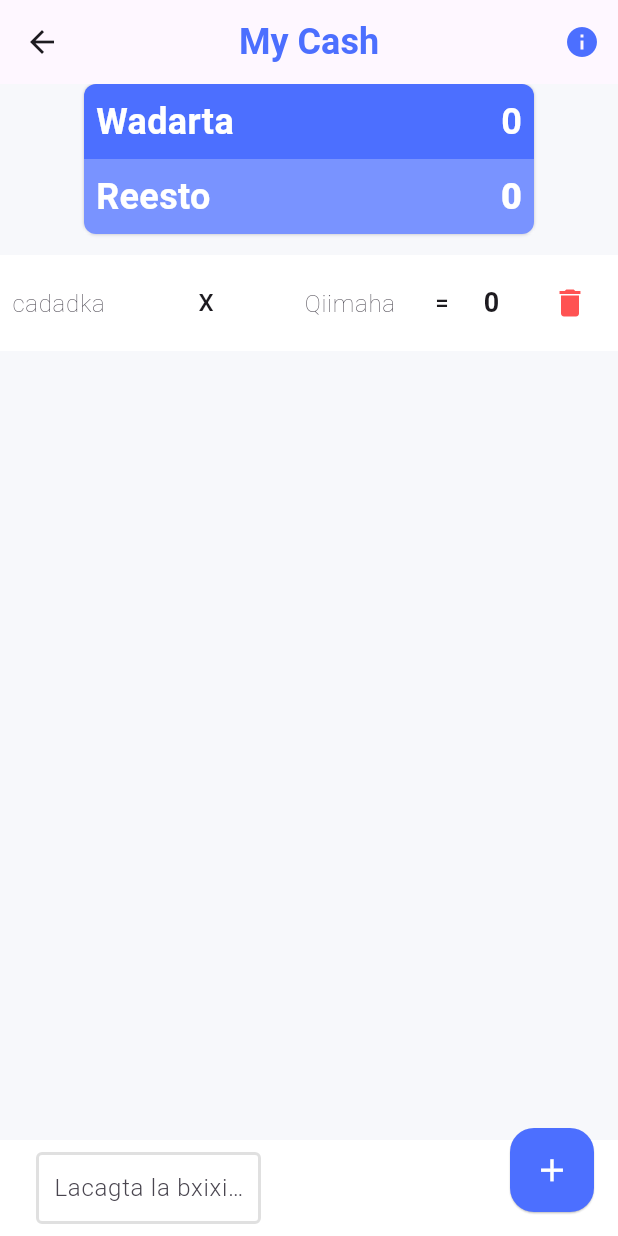
After one commit to abdisamadHussein/cashtrack-app, a Flutter app: the CalculatorScreen screen opened directly, after a tap on the "add" icon, on a phone screen of 412 x 824 dp. The commit adds this screen. Run offline on Flutter 3.47's test engine with Material 3 defaults, Android fonts, the phone set to English and light mode, and no system bars; our stand-ins replace get, pdf, share_plus.

Commit message:
calculator screen

```diff
--- a/lib/cashcontroller.dart
+++ b/lib/cashcontroller.dart
@@ -4,19 +4,16 @@ import 'package:get/get.dart';
 class TransactionController extends GetxController {
   RxList<Cash> transactions = <Cash>[].obs;
 
-  // Function to add a new transaction
   void addTransaction(Cash transaction) {
     transactions.add(transaction);
   }
 
-  // Function to remove a specific transaction by index
   void removeTransaction(int index) {
     if (index >= 0 && index < transactions.length) {
       transactions.removeAt(index);
     }
   }
 
-  // Function to remove all transactions
   void removeAllTransactions() {
     transactions.clear();
   }
--- /dev/null
+++ b/lib/invoice.dart
@@ -0,0 +1,6 @@
+class Invoice {
+  int quantity;
+  double price;
+
+  Invoice({required this.quantity, required this.price});
+}
--- a/lib/main.dart
+++ b/lib/main.dart
@@ -1,4 +1,5 @@
 import 'package:cashtrack/screens/Home_screen.dart';
+import 'package:cashtrack/screens/calculator_screen.dart';
 import 'package:flutter/material.dart';
 
 void main() {
--- a/lib/screens/Home_screen.dart
+++ b/lib/screens/Home_screen.dart
@@ -3,13 +3,9 @@ import 'package:cashtrack/cah.dart';
 import 'package:cashtrack/cashcontroller.dart';
 import 'package:cashtrack/pdf_report.dart';
 import 'package:cashtrack/utils.dart';
-import 'package:flutter/foundation.dart';
 import 'package:flutter/material.dart';
 import 'package:get/get.dart';
-import 'package:path_provider/path_provider.dart';
-import 'package:permission_handler/permission_handler.dart';
 import 'package:share_plus/share_plus.dart';
-import 'package:url_launcher/url_launcher.dart';
 
 class HomeScreen extends StatefulWidget {
   const HomeScreen({Key? key}) : super(key: key);
@@ -32,7 +28,7 @@ class _HomeScreenState extends State<HomeScreen> {
   @override
   Widget build(BuildContext context) {
     return Scaffold(
-      backgroundColor: const Color(0xFFF7F8FB),
+      backgroundColor: const Color.fromRGBO(247, 248, 251, 1),
       appBar: AppBar(
         elevation: 0,
         centerTitle: true,
--- /dev/null
+++ b/lib/screens/calculator_screen.dart
@@ -0,0 +1,421 @@
+import 'dart:math';
+import 'package:cashtrack/invoice.dart';
+import 'package:cashtrack/utils.dart';
+import 'package:flutter/material.dart';
+import 'package:url_launcher/url_launcher.dart' as UrlLauncher;
+
+class CalculatorScreen extends StatefulWidget {
+  const CalculatorScreen({Key? key}) : super(key: key);
+
+  @override
+  State<CalculatorScreen> createState() => _CalculatorScreenState();
+}
+
+class _CalculatorScreenState extends State<CalculatorScreen> {
+  final List<Invoice> invoices = <Invoice>[];
+  final List<TextEditingController> _quantityControllers = [];
+  final List<TextEditingController> _priceControllers = [];
+  final TextEditingController _reminderController = TextEditingController();
+  double total = 0;
+  double payedAmount = 0;
+
+  @override
+  Widget build(BuildContext context) {
+    return Scaffold(
+      appBar: AppBar(
+        title: const Text("My Cash",
+            style: TextStyle(
+                color: Color(0xFF4C6FFF),
+                fontSize: 24,
+                fontWeight: FontWeight.w600)),
+        centerTitle: true,
+        actions: [
+          IconButton(
+              onPressed: () {
+                // showAboutDialog(context: context, applicationName: 'Fududeeye');
+                showDialog(
+                    context: context,
+                    builder: (_) => AlertDialog(
+                          title: Text("My Cash",
+                              style: TextStyle(
+                                  color: Color(0xFF4C6FFF),
+                                  fontSize: 24,
+                                  fontWeight: FontWeight.w500)),
+                          shape: RoundedRectangleBorder(
+                            borderRadius: BorderRadius.circular(
+                                8), // You can adjust the radius as needed
+                          ),
+                          content: SizedBox(
+                            height: 175,
+                            child: Column(
+                                crossAxisAlignment: CrossAxisAlignment.start,
+                                children: [
+                                  Text(
+                                    "Fududeeye waa application ka caawinayo ganacsiyada yar-yar hab xisaabinta",
+                                    style: TextStyle(
+                                        fontSize: 16,
+                                        fontWeight: FontWeight.w400),
+                                  ),
+                                  SizedBox(
+                                    height: 6,
+                                  ),
+                                  Text(
+                                    'Kala xiriir waxii macluumad ah',
+                                    style: TextStyle(
+                                        fontSize: 14,
+                                        fontWeight: FontWeight.w500),
+                                  ),
+                                  Row(
+                                    children: [
+                                      Icon(
+                                        Icons.mail,
+                                        size: 16,
+                                        color: Color(0xFF4C6FFF),
+                                      ),
+                                      SizedBox(
+                                        width: 8,
+                                      ),
+                                      Text(
+                                        'attacktorr@gmail.com',
+                                        style: TextStyle(
+                                          color: Color(0xFF4C6FFF),
+                                        ),
+                                      )
+                                    ],
+                                  ),
+                                  Row(
+                                    children: [
+                                      Icon(
+                                        Icons.call,
+                                        size: 16,
+                                        color: Color(0xFF4C6FFF),
+                                      ),
+                                      SizedBox(
+                                        width: 8,
+                                      ),
+                                      GestureDetector(
+                                        onTap: () {
+                                          UrlLauncher.launch(
+                                              "tel://252616578667");
+                                        },
+                                        child: Text('+252616578667',
+                                            style: TextStyle(
+                                                color: Color(0xFF4C6FFF))),
+                                      )
+                                    ],
+                                  )
+                                ]),
+                          ),
+                        ));
+              },
+              icon: Icon(
+                Icons.info,
+                color: Color(0xFF4C6FFF),
+              ))
+        ],
+      ),
+      body: Container(
+        width: double.infinity,
+        decoration: const BoxDecoration(
+          color: Color(0xFFF7F8FB),
+        ),
+        child: Column(
+          children: [
+            Container(
+              height: 100,
+              width: 300,
+              decoration: BoxDecoration(
+                color: const Color(0xFF4C6FFF),
+                borderRadius: BorderRadius.circular(8),
+                boxShadow: [
+                  BoxShadow(
+                    blurRadius: 1,
+                    offset: const Offset(0, 0),
+                    color: const Color(0xFF323247).withOpacity(0.25),
+                  ),
+                  BoxShadow(
+                    blurRadius: 1,
+                    offset: const Offset(0, 1),
+                    color: const Color(0xFF323247).withOpacity(0.05),
+                  ),
+                ],
+              ),
+              child: Column(
+                children: [
+                  Expanded(
+                    child: Padding(
+                      padding: EdgeInsets.symmetric(
+                        horizontal: 8,
+                      ),
+                      child: Row(
+                          mainAxisAlignment: MainAxisAlignment.spaceBetween,
+                          children: [
+                            Text(
+                              "Wadarta ",
+                              style: TextStyle(
+                                  fontSize: 24,
+                                  fontWeight: FontWeight.w700,
+                                  color: Colors.white),
+                            ),
+                            Text(
+                              '${Utils.formatLongDigitNumber(total)}',
+                              style: TextStyle(
+                                  fontSize: 24,
+                                  color: Colors.white,
+                                  fontWeight: FontWeight.w700),
+                            ),
+                          ]),
+                    ),
+                  ),
+                  Expanded(
+                    child: Container(
+                      padding: EdgeInsets.only(right: 8, left: 8),
+                      decoration: BoxDecoration(
+                        color: Colors.white.withOpacity(0.25),
+                        // borderRadius: BorderRadius.circular(4),
+                      ),
+                      child: Row(
+                        mainAxisAlignment: MainAxisAlignment.spaceBetween,
+                        children: [
+                          Text(
+                            "Reesto",
+                            style: TextStyle(
+                                color: Colors.white,
+                                fontSize: 24,
+                                fontWeight: FontWeight.w700),
+                          ),
+                          Text(
+                            '${Utils.formatLongDigitNumber(payedAmount - total)}',
+                            style: TextStyle(
+                                // color: (payedAmount - total) < 0
+                                //     ? Colors.red
+                                //     : Colors.green,
+                                color: Colors.white,
+                                fontSize: 24,
+                                fontWeight: FontWeight.w900),
+                          ),
+                          // SizedBox(height: 2),
+                          // Container(height: 1, color: Colors.grey[400]),
+                          // SizedBox(height: 1),
+                          // Container(height: 1.5, color: Colors.grey[400]),
+                        ],
+                      ),
+                    ),
+                  )
+                ],
+              ),
+            ),
+            SizedBox(
+              height: 14,
+            ),
+            Expanded(
+              child: ListView.builder(
+                itemCount: invoices.length,
+                itemBuilder: (context, index) {
+                  final _invoice = invoices[index];
+                  return Container(
+                    padding: const EdgeInsets.all(8),
+                    margin: const EdgeInsets.only(bottom: 4),
+                    decoration: const BoxDecoration(
+                      color: Color(0xFFFFFFFF),
+                    ),
+                    child: Row(
+                      mainAxisAlignment: MainAxisAlignment.spaceBetween,
+                      children: [
+                        SizedBox(
+                          width: 64,
+                          child: TextField(
+                            keyboardType: TextInputType.number,
+                            controller: _getQuantityController(index),
+                            onChanged: (val) {
+                              if (val.isNotEmpty) {
+                                setState(() {
+                                  invoices[index].quantity = int.parse(val);
+                                  total = CalculatteTotal(invoices);
+                                });
+
+                                _getQuantityController(index).text = val;
+                              }
+                            },
+                            style: const TextStyle(
+                              fontSize: 18,
+                              fontWeight: FontWeight.w700,
+                            ),
+                            decoration: const InputDecoration(
+                              border: InputBorder.none,
+                              hintText: 'cadadka',
+                              hintStyle: TextStyle(
+                                fontWeight: FontWeight.w200,
+                                fontSize: 16,
+                              ),
+                            ),
+                          ),
+                        ),
+                        const SizedBox(width: 14),
+                        const Text('X',
+                            style: TextStyle(
+                              fontSize: 16,
+                              fontWeight: FontWeight.w500,
+                            )),
+                        const SizedBox(width: 14),
+                        SizedBox(
+                          width: 64,
+                          child: TextField(
+                            keyboardType: const TextInputType.numberWithOptions(
+                                decimal: true),
+                            controller: _getPriceController(index),
+                            onChanged: (val) {
+                              if (val.isNotEmpty) {
+                                setState(() {
+                                  invoices[index].price = double.parse(val);
+                                  total = CalculatteTotal(invoices);
+                                });
+                                _getPriceController(index).text = val;
+                              }
+                            },
+                            style: const TextStyle(
+                              fontSize: 18,
+                              fontWeight: FontWeight.w700,
+                            ),
+                            decoration: const InputDecoration(
+                              border: InputBorder.none,
+                              hintText: 'Qiimaha',
+                              hintStyle: TextStyle(
+                                fontWeight: FontWeight.w200,
+                                fontSize: 16,
+                              ),
+                            ),
+                          ),
+                        ),
+                        const Center(
+                          child: Text('=',
+                              style: TextStyle(
+                                fontSize: 16,
+                                fontWeight: FontWeight.w500,
+                              )),
+                        ),
+                        Center(
+                          child: Text(
+                            '${Utils.formatLongDigitNumber(_invoice.quantity * _invoice.price)}',
+                            style: const TextStyle(
+                              fontSize: 18,
+                              fontWeight: FontWeight.w700,
+                            ),
+                          ),
+                        ),
+                        IconButton(
+                          onPressed: () {
+                            setState(() {
+                              invoices.removeAt(index);
+                              _quantityControllers.removeAt(index);
+                              _priceControllers.removeAt(index);
+                              total =
+                                  total - (_invoice.quantity * _invoice.price);
+                            });
+                          },
+                          icon: const Icon(
+                            Icons.delete,
+                            color: Colors.redAccent,
+                          ),
+                        ),
+                      ],
+                    ),
+                  );
+                },
+              ),
+            ),
+            Container(
+              width: double.infinity,
+              padding: EdgeInsets.all(8),
+              decoration: BoxDecoration(color: Color(0xFFFFFFFF)),
+              child: Padding(
+                padding: EdgeInsets.symmetric(horizontal: 16, vertical: 0),
+                child: Column(
+                  crossAxisAlignment: CrossAxisAlignment.start,
+                  children: [
+                    SizedBox(
+                      width: 16,
+                    ),
+                    SizedBox(
+                      width: 150,
+                      child: TextField(
+                        cursorColor: Color(0xFF4C6FFF),
+                        keyboardType: const TextInputType.numberWithOptions(
+                            decimal: true),
+                        controller: _reminderController,
+                        onChanged: (val) {
+                          if (val.isNotEmpty) {
+                            setState(() {
+                              payedAmount = double.parse(val);
+                            });
+                            _reminderController.text = val;
+                          }
+                        },
+                        style: const TextStyle(
+                          fontSize: 16,
+                          fontWeight: FontWeight.w700,
+                        ),
+                        decoration: const InputDecoration(
+                          // border: InputBorder.none,
+                          enabledBorder: OutlineInputBorder(
+                            borderSide:
+                                BorderSide(color: Color(0xFFE0E0E0), width: 2),
+                          ),
+                          focusedBorder: OutlineInputBorder(
+                            borderSide:
+                                BorderSide(color: Color(0xFF4C6FFF), width: 2),
+                          ),
+                          contentPadding: EdgeInsets.only(left: 8),
+                          hintText: 'Lacagta la bxixiyey',
+                          hintStyle: TextStyle(
+                            fontWeight: FontWeight.w300,
+                            // fontSize: 24,
+                          ),
+                        ),
+                      ),
+                    ),
+                  ],
+                ),
+              ),
+            ),
+          ],
+        ),
+      ),
+      floatingActionButton: FloatingActionButton(
+        onPressed: () {
+          final invoice = Invoice(quantity: 0, price: 0);
+          setState(() {
+            invoices.add(invoice);
+          });
+        },
+        backgroundColor: const Color(0xFF4C6FFF),
+        elevation: 0.5,
+        child: const Icon(Icons.add, color: Colors.white, size: 25),
+      ),
+    );
+  }
+
+  // Helper method to get a unique quantity controller for each index
+  TextEditingController _getQuantityController(int index) {
+    while (_quantityControllers.length <= index) {
+      _quantityControllers.add(TextEditingController());
+    }
+    return _quantityControllers[index];
+  }
+
+  // Helper method to get a unique price controller for each index
+  TextEditingController _getPriceController(int index) {
+    while (_priceControllers.length <= index) {
+      _priceControllers.add(TextEditingController());
+    }
+    return _priceControllers[index];
+  }
+
+  double CalculatteTotal(List<Invoice> invoices) {
+    double total = 0;
+    for (Invoice invoice in invoices) {
+      total += invoice.price * invoice.quantity;
+    }
+    return total;
+  }
+}
--- a/lib/utils.dart
+++ b/lib/utils.dart
@@ -3,7 +3,7 @@ import 'package:intl/intl.dart';
 
 class Utils {
   static formatDate(DateTime date) => DateFormat.yMd().format(date);
-  static formatLongDigitNumber(int number) {
+  static formatLongDigitNumber(dynamic number) {
     final formatter = NumberFormat('#,###');
     return formatter.format(number);
   }
--- a/pubspec.yaml
+++ b/pubspec.yaml
@@ -44,6 +44,7 @@ dependencies:
   file_picker: ^6.1.1
   permission_handler: ^11.1.0
   share_plus: ^7.2.1
+  flutter_launcher_icons: ^0.13.1
 
 dev_dependencies:
   flutter_test:
@@ -79,7 +80,7 @@ flutter:
 flutter_launcher_icons:
   android: "launcher_icon"
   ios: true
-  image_path: "assets/icons/money.png"
+  image_path: "assets/icons/calculator.png"
   min_sdk_android: 21
   #   - images/a_dot_ham.jpeg
 
```
Also changed, not shown: assets/icons/calculator.png (added), pubspec.lock, 26 other files.
